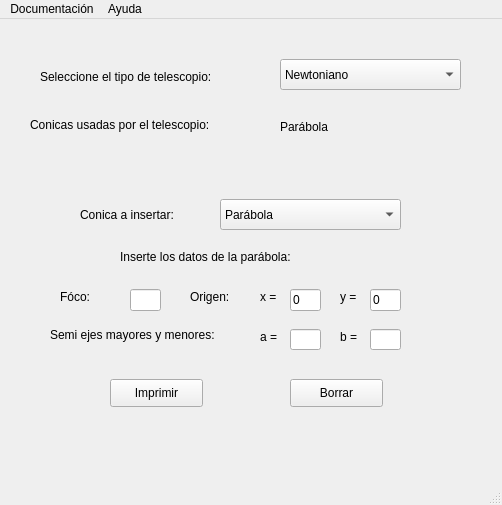
bdcmartinez/Telescopios-reflectores, file GUI.app.ui: the form before one commit.
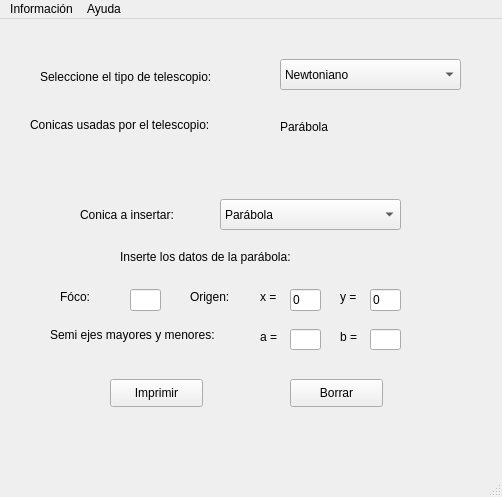
The form after the commit.

```diff
--- a/GUI.app.ui
+++ b/GUI.app.ui
@@ -7,7 +7,7 @@
     <x>0</x>
     <y>0</y>
     <width>502</width>
-    <height>505</height>
+    <height>497</height>
    </rect>
   </property>
   <property name="windowTitle">
@@ -417,7 +417,7 @@
    </widget>
    <widget class="QMenu" name="menuaaa">
     <property name="title">
-     <string>Documentación</string>
+     <string>Información</string>
     </property>
    </widget>
    <addaction name="menuaaa"/>
```
Left out of the diff: 2 changed lines with no effect on the pictures.
